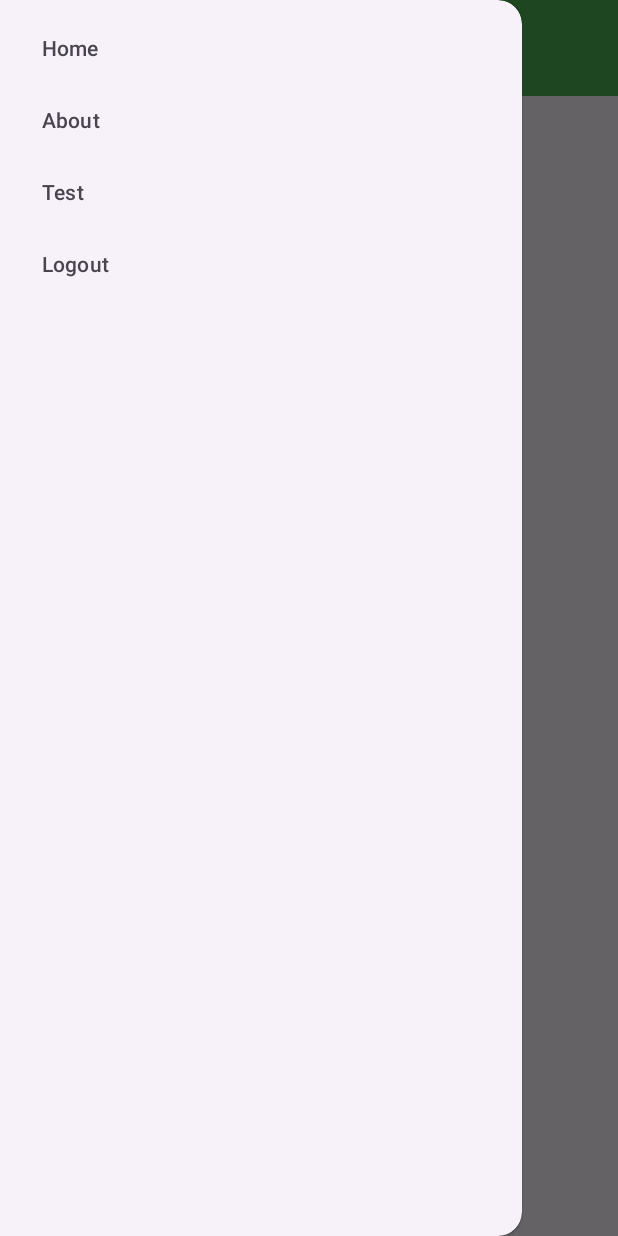
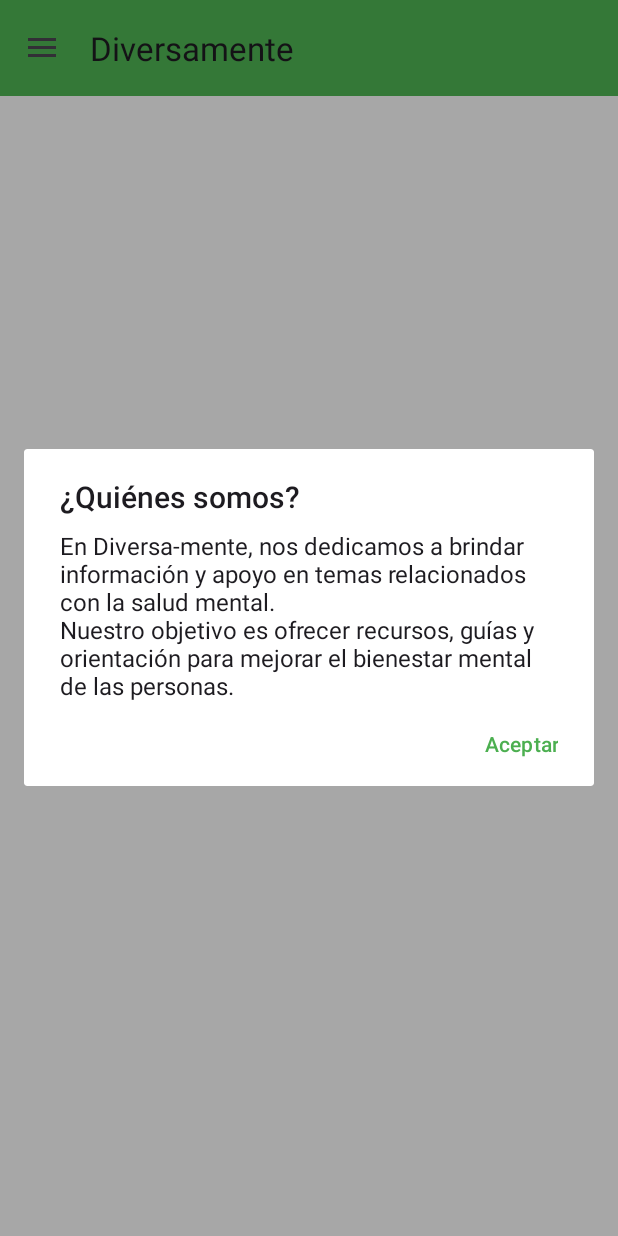
Before and after one commit to Fernando1809/Diversamenteapk, an Android app: the ChatbotActivity screen opened directly, with no data from a screen before it, in the side drawer, after a tap on "About", on a phone screen of 412 x 824 dp. Run offline under Robolectric (Android 15) with nearby library versions, the phone set to English and light mode, and no system bars.

Commit message:
fix: ChatbotActivity can be open now

```diff
--- a/Diversamente/app/src/main/java/com/example/diversamente/ChatbotActivity.java
+++ b/Diversamente/app/src/main/java/com/example/diversamente/ChatbotActivity.java
@@ -1,20 +1,24 @@
 package com.example.diversamente;
 
 import android.annotation.SuppressLint;
+import android.content.Intent;
 import android.os.Bundle;
 import android.view.MenuItem;
 import android.webkit.WebSettings;
 import android.webkit.WebView;
 import android.webkit.WebViewClient;
+import android.widget.Toast;
+
 import androidx.annotation.NonNull;
 import androidx.appcompat.app.ActionBarDrawerToggle;
+import androidx.appcompat.app.AlertDialog;
 import androidx.appcompat.app.AppCompatActivity;
 import androidx.appcompat.widget.Toolbar;
 import androidx.core.view.GravityCompat;
 import androidx.drawerlayout.widget.DrawerLayout;
 import com.google.android.material.navigation.NavigationView;
 
-public class ChatbotActivity extends AppCompatActivity {
+public class ChatbotActivity extends AppCompatActivity implements NavigationView.OnNavigationItemSelectedListener {
 
     private DrawerLayout drawerLayout;
     private ActionBarDrawerToggle toggle;
@@ -23,59 +27,82 @@ public class ChatbotActivity extends AppCompatActivity {
     protected void onCreate(Bundle savedInstanceState) {
         super.onCreate(savedInstanceState);
         setContentView(R.layout.activity_chatbot);
-
-        // Configura la Toolbar
         Toolbar toolbar = findViewById(R.id.toolbar);
         setSupportActionBar(toolbar);
 
-        // Configura el DrawerLayout y el ActionBarDrawerToggle para el menú de hamburguesa
+
+
         drawerLayout = findViewById(R.id.drawer_layout);
-        toggle = new ActionBarDrawerToggle(
-                this, drawerLayout, toolbar,
-                R.string.navigation_drawer_open,
-                R.string.navigation_drawer_close);
+        NavigationView navigationView = findViewById(R.id.navigation_view);
+        navigationView.setNavigationItemSelectedListener(this);
+
+
+        ActionBarDrawerToggle toggle = new ActionBarDrawerToggle(
+                this, drawerLayout, toolbar, R.string.navigation_drawer_open, R.string.navigation_drawer_close);
         drawerLayout.addDrawerListener(toggle);
         toggle.syncState();
 
-        // Configura el WebView
-        WebView webView = findViewById(R.id.webview_chatbot);
-        webView.setWebViewClient(new WebViewClient());
-        WebSettings webSettings = webView.getSettings();
-        webSettings.setJavaScriptEnabled(true); // Habilita JavaScript para el widget
-        webView.loadUrl("https://app.gpt-trainer.com/widget/8feeaccbf3694ba1bab4751f423b189a");
+
     }
 
-    @Override
-    public boolean onOptionsItemSelected(MenuItem item) {
-        // Controla el botón de menú
-        if (toggle.onOptionsItemSelected(item)) {
-            return true;
-        }
-        return super.onOptionsItemSelected(item);
-    }
 
     @SuppressLint("NonConstantResourceId")
     @Override
     public boolean onNavigationItemSelected(@NonNull MenuItem item) {
         int id = item.getItemId();
-        // Maneja las acciones según el ítem seleccionado
-        switch (id) {
-            case R.id.nav_home:
-                // Acción para el ítem "Home"
-                // Aquí puedes iniciar la actividad correspondiente o realizar otra acción
-                break;
-            case R.id.nav_about:
-                // Acción para el ítem "About"
-                break;
-            case R.id.nav_test:
-                // Acción para el ítem "Test"
-                break;
-            case R.id.nav_logout:
-                // Acción para el ítem "Logout"
-                break;
-            // Agrega más casos según los elementos de tu menú
+
+        if (id == R.id.nav_about) {
+            // Mostrar diálogo con información sobre "¿Quiénes somos?"
+            new AlertDialog.Builder(this)
+                    .setTitle("¿Quiénes somos?")
+                    .setMessage("En Diversa-mente, nos dedicamos a brindar información y apoyo en temas relacionados con la salud mental.\n" +
+                            "Nuestro objetivo es ofrecer recursos, guías y orientación para mejorar el bienestar mental de las personas.")
+                    .setPositiveButton("Aceptar", null) // Botón para cerrar el diálogo
+                    .show();
+        } else if (id == R.id.nav_home) {
+            // Acción para "Inicio"
+        } else if (id == R.id.nav_test) {
+            startActivity(new Intent(this, TestActivity.class));
+        } else if (id == R.id.nav_logout) {
+            // Mostrar diálogo de confirmación para cerrar sesión
+            new AlertDialog.Builder(this)
+                    .setTitle("Cerrar Sesión")
+                    .setMessage("¿Estás seguro de que quieres cerrar sesión?")
+                    .setPositiveButton("Sí", (dialog, which) -> {
+                        Intent intent = new Intent(this, MainActivity.class);
+                        intent.addFlags(Intent.FLAG_ACTIVITY_CLEAR_TOP | Intent.FLAG_ACTIVITY_NEW_TASK);
+                        startActivity(intent);
+                        finish(); // Cierra la actividad actual
+                    })
+                    .setNegativeButton("No", null)
+                    .show();
         }
-        drawerLayout.closeDrawer(GravityCompat.START); // Cierra el drawer después de la selección
+
+        drawerLayout.closeDrawer(GravityCompat.START);
         return true;
     }
+
+
+    @Override
+    public void onBackPressed() {
+        if (drawerLayout.isDrawerOpen(GravityCompat.START)) {
+            drawerLayout.closeDrawer(GravityCompat.START);
+        } else {
+            super.onBackPressed();
+        }
+    }
+
+    private void openChatbot() {
+        try {
+            Intent intent = new Intent(getApplicationContext(), ChatbotActivity.class);
+            startActivity(intent);
+        }catch (Exception error){
+            Toast.makeText(this, error.getMessage() + "fallos", Toast.LENGTH_SHORT).show();
+        }
+    }
+
+    @Override
+    public void onPointerCaptureChanged(boolean hasCapture) {
+        super.onPointerCaptureChanged(hasCapture);
+    }
 }
--- a/Diversamente/app/src/main/res/layout/activity_chatbot.xml
+++ b/Diversamente/app/src/main/res/layout/activity_chatbot.xml
@@ -2,38 +2,31 @@
     xmlns:app="http://schemas.android.com/apk/res-auto"
     android:id="@+id/drawer_layout"
     android:layout_width="match_parent"
-    android:layout_height="match_parent">
+    android:layout_height="match_parent"
+    android:background="#F5F5F5">
 
     <RelativeLayout
         android:layout_width="match_parent"
-        android:layout_height="match_parent">
+        android:layout_height="match_parent"
+        android:orientation="vertical">
 
         <!-- Toolbar -->
         <androidx.appcompat.widget.Toolbar
             android:id="@+id/toolbar"
             android:layout_width="match_parent"
             android:layout_height="wrap_content"
-            android:background="#4CAF50"
-            android:elevation="4dp"
-            android:minHeight="?attr/actionBarSize"
-            android:theme="@style/ThemeOverlay.AppCompat.Dark.ActionBar"
-            app:popupTheme="@style/ThemeOverlay.AppCompat.Light" />
+            android:background="?attr/colorPrimary"
+            android:title="Diversa-mente" />
 
-        <!-- WebView con el ID correcto -->
-        <WebView
-            android:id="@+id/webview_chatbot"
-            android:layout_width="match_parent"
-            android:layout_height="match_parent"
-            android:layout_below="@id/toolbar" />
 
     </RelativeLayout>
 
-    <!-- Navigation View -->
     <com.google.android.material.navigation.NavigationView
         android:id="@+id/navigation_view"
         android:layout_width="wrap_content"
         android:layout_height="match_parent"
         android:layout_gravity="start"
-        app:menu="@menu/main_menu" /> <!-- Asegúrate de que este nombre coincide -->
-
+        android:fitsSystemWindows="true"
+        app:headerLayout="@layout/nav_header"
+        app:menu="@menu/main_menu" />
 </androidx.drawerlayout.widget.DrawerLayout>
```
Also changed, not shown: Diversamente/app/src/main/java/com/example/diversamente/HomeActivity.java (+8 -2 lines).
